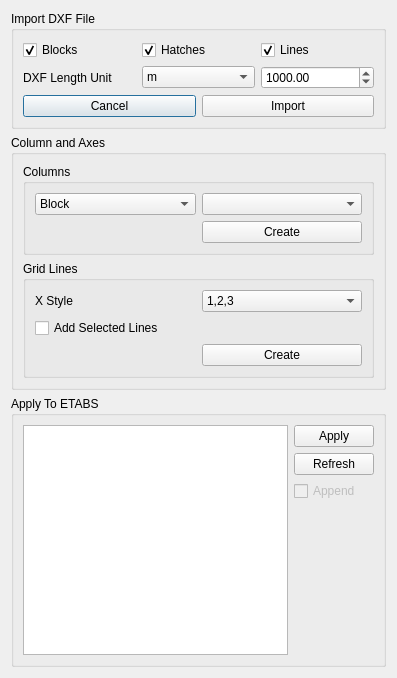
Qt form widgets/define/create_axes_from_dxf.ui (ebrahimraeyat/civilTools) before a commit.
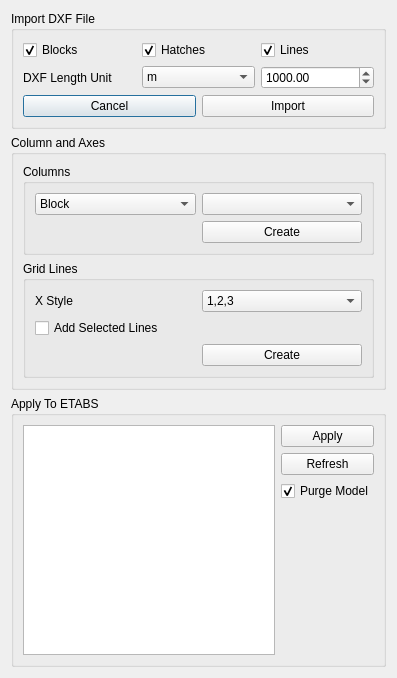
The same form after that commit. Icons and pictures are not drawn.

Commit message: Add option for purge etabs model in axes

Diff of the .ui file:
```diff
--- a/widgets/define/create_axes_from_dxf.ui
+++ b/widgets/define/create_axes_from_dxf.ui
@@ -321,10 +321,13 @@
         <item>
          <widget class="QCheckBox" name="append_checkbox">
           <property name="enabled">
-           <bool>false</bool>
+           <bool>true</bool>
           </property>
           <property name="text">
-           <string>Append</string>
+           <string>Purge Model</string>
+          </property>
+          <property name="checked">
+           <bool>true</bool>
           </property>
          </widget>
         </item>
```
Left out of the diff: 2 changed lines with no effect on the pictures. The commit also changes 1 other file.
